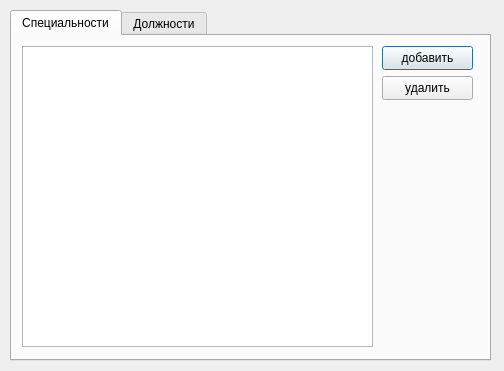
The window that settings.ui (alexeypertcev/ksu-ivt-nagruzka) describes before a commit, drawn with Qt 5.
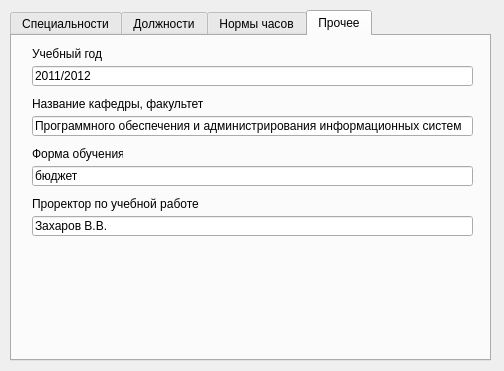
The same window after the commit. The open tabs and pages were chosen to show the change.

```diff
--- a/settings.ui
+++ b/settings.ui
@@ -107,6 +107,130 @@
      </property>
     </widget>
    </widget>
+   <widget class="QWidget" name="tab_3">
+    <attribute name="title">
+     <string>Нормы часов</string>
+    </attribute>
+    <widget class="QTableView" name="tableView_3">
+     <property name="geometry">
+      <rect>
+       <x>10</x>
+       <y>10</y>
+       <width>451</width>
+       <height>301</height>
+      </rect>
+     </property>
+    </widget>
+   </widget>
+   <widget class="QWidget" name="tab_4">
+    <attribute name="title">
+     <string>Прочее</string>
+    </attribute>
+    <widget class="QLabel" name="label">
+     <property name="geometry">
+      <rect>
+       <x>20</x>
+       <y>10</y>
+       <width>81</width>
+       <height>16</height>
+      </rect>
+     </property>
+     <property name="text">
+      <string>Учебный год</string>
+     </property>
+    </widget>
+    <widget class="QLineEdit" name="lineEdit">
+     <property name="geometry">
+      <rect>
+       <x>20</x>
+       <y>30</y>
+       <width>441</width>
+       <height>20</height>
+      </rect>
+     </property>
+     <property name="text">
+      <string>2011/2012</string>
+     </property>
+    </widget>
+    <widget class="QLabel" name="label_2">
+     <property name="geometry">
+      <rect>
+       <x>20</x>
+       <y>60</y>
+       <width>171</width>
+       <height>16</height>
+      </rect>
+     </property>
+     <property name="text">
+      <string>Название кафедры, факультета</string>
+     </property>
+    </widget>
+    <widget class="QLineEdit" name="lineEdit_2">
+     <property name="geometry">
+      <rect>
+       <x>20</x>
+       <y>80</y>
+       <width>441</width>
+       <height>20</height>
+      </rect>
+     </property>
+     <property name="text">
+      <string>Программного обеспечения и администрирования информационных систем</string>
+     </property>
+    </widget>
+    <widget class="QLabel" name="label_3">
+     <property name="geometry">
+      <rect>
+       <x>20</x>
+       <y>110</y>
+       <width>91</width>
+       <height>16</height>
+      </rect>
+     </property>
+     <property name="text">
+      <string>Форма обучения</string>
+     </property>
+    </widget>
+    <widget class="QLineEdit" name="lineEdit_3">
+     <property name="geometry">
+      <rect>
+       <x>20</x>
+       <y>130</y>
+       <width>441</width>
+       <height>20</height>
+      </rect>
+     </property>
+     <property name="text">
+      <string>бюджет</string>
+     </property>
+    </widget>
+    <widget class="QLabel" name="label_4">
+     <property name="geometry">
+      <rect>
+       <x>20</x>
+       <y>160</y>
+       <width>171</width>
+       <height>16</height>
+      </rect>
+     </property>
+     <property name="text">
+      <string>Проректор по учебной работе</string>
+     </property>
+    </widget>
+    <widget class="QLineEdit" name="lineEdit_4">
+     <property name="geometry">
+      <rect>
+       <x>20</x>
+       <y>180</y>
+       <width>441</width>
+       <height>20</height>
+      </rect>
+     </property>
+     <property name="text">
+      <string>Захаров В.В.</string>
+     </property>
+    </widget>
+   </widget>
   </widget>
  </widget>
  <resources/>
```
Left out of the diff: 2 changed lines with no effect on the pictures.
